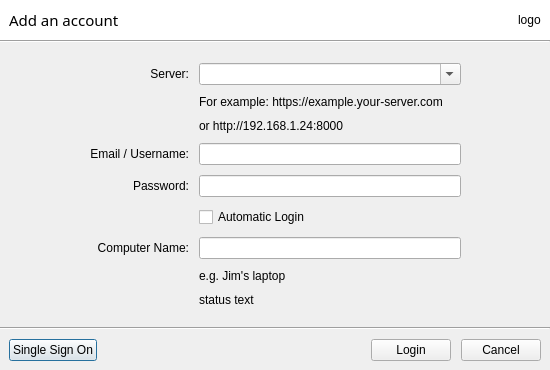
Qt form ui/login-dialog.ui (haiwen/seadrive-gui) before a commit.
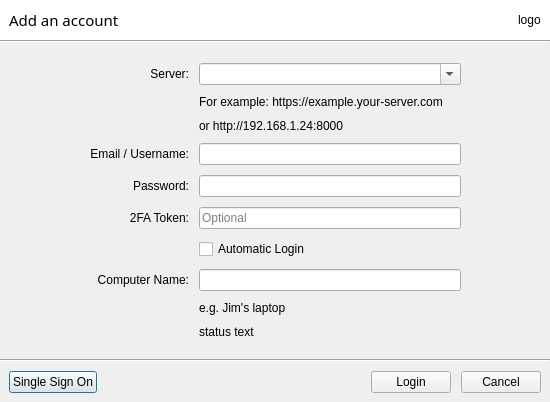
The same form after that commit.

Commit message: Add optional 2FA token field to login dialog

```diff
--- a/ui/login-dialog.ui
+++ b/ui/login-dialog.ui
@@ -234,7 +234,24 @@
          </property>
         </widget>
        </item>
+       <item row="4" column="0">
+        <widget class="QLabel" name="label_2fa">
+         <property name="text">
+          <string>2FA Token:</string>
+         </property>
+         <property name="alignment">
+          <set>Qt::AlignRight|Qt::AlignTrailing|Qt::AlignVCenter</set>
+         </property>
+        </widget>
+       </item>
        <item row="4" column="1">
+        <widget class="QLineEdit" name="mTwoFactorToken">
+         <property name="placeholderText">
+          <string>Optional</string>
+         </property>
+        </widget>
+       </item>
+       <item row="5" column="1">
         <layout class="QGridLayout" name="automaticLoginLayout">
          <property name="verticalSpacing">
           <number>0</number>
@@ -261,7 +278,7 @@
          </item>
         </layout>
        </item>
-       <item row="5" column="0">
+       <item row="6" column="0">
         <widget class="QLabel" name="label_5">
          <property name="text">
           <string>Computer Name:</string>
@@ -274,17 +291,17 @@
          </property>
         </widget>
        </item>
-       <item row="5" column="1">
-        <widget class="QLineEdit" name="mComputerName"/>
-       </item>
        <item row="6" column="1">
+        <widget class="QLineEdit" name="mComputerName"/>
+       </item>
+       <item row="7" column="1">
         <widget class="QLabel" name="hint_3">
          <property name="text">
           <string>e.g. Jim's laptop</string>
          </property>
         </widget>
        </item>
-       <item row="7" column="1">
+       <item row="8" column="1">
         <widget class="QLabel" name="mStatusText">
          <property name="enabled">
           <bool>true</bool>
```
Left out of the diff: 1 changed line with no effect on the pictures. The commit also changes 1 other file.
